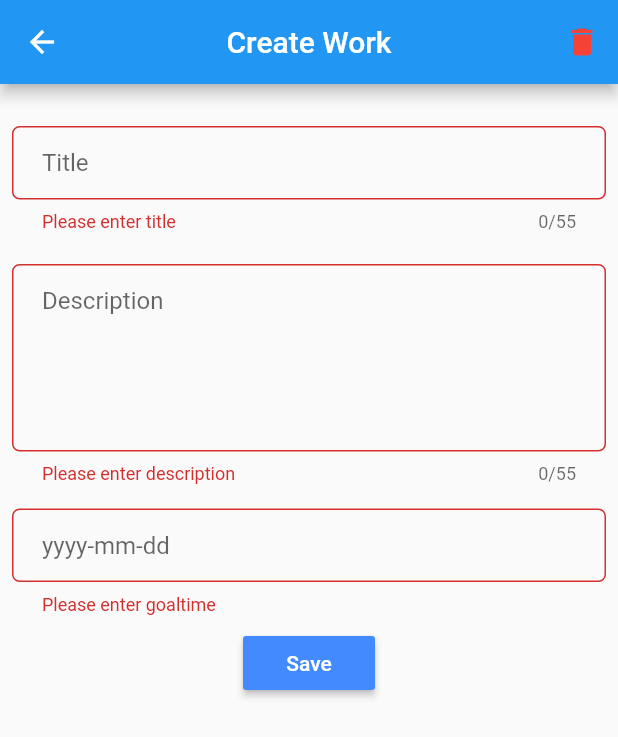
After one commit to sametakbal/taskmanager, a Flutter app: the WorkPage screen opened directly, after a tap on "Save", on a phone screen of 412 x 824 dp. The commit adds this screen. Shown: the top 737 px of the screen. Run offline on Flutter 3.47's test engine with Material 2 defaults, Android fonts, the light colour scheme and no system bars; our stand-ins replace jwt_decoder, shared_preferences, toast; accounts and stored records are empty; network calls fail.

Commit message:
create work

```diff
--- /dev/null
+++ b/mobileClient/lib/createOrUpdate.dart
@@ -0,0 +1,166 @@
+import 'dart:convert';
+import 'dart:io';
+
+import 'package:flutter/material.dart';
+import 'package:mobileClient/models/work.dart';
+import 'package:http/http.dart' as http;
+import 'package:shared_preferences/shared_preferences.dart';
+
+Future<void> saveWork(Work work) async {
+  SharedPreferences prefs = await SharedPreferences.getInstance();
+  String token = prefs.getString('token');
+  int id = prefs.getInt('id');
+  work.ownerId = id;
+   final http.Response response = await http.post('https://www.netlabsoft.com/api/works/add',
+      headers: {HttpHeaders.authorizationHeader: "Bearer $token" , 'Content-Type': 'application/json; charset=UTF-8'},
+      body: jsonEncode(<String,dynamic>{'title': work.title,'description': work.description,'goalTime':work.goalTime,'id':work.id,'ownerId':work.ownerId}));
+  debugPrint(jsonEncode(<String,dynamic>{'title': work.title,'description': work.description,'goalTime':work.goalTime,'id':work.id,'ownerId':work.ownerId}));
+  debugPrint(response.body);
+}
+
+Future<void> deleteWork(int id) async{
+  SharedPreferences prefs = await SharedPreferences.getInstance();
+  String token = prefs.getString('token');
+  final http.Response response = await http.delete('https://www.netlabsoft.com/api/works/delete/$id',
+  headers: {HttpHeaders.authorizationHeader: "Bearer $token"});
+  debugPrint(response.body+'----$id');
+}
+
+class WorkPage extends StatefulWidget {
+  final Work work;
+  WorkPage({this.work});
+  @override
+  _WorkPageState createState() => _WorkPageState(work: this.work);
+}
+
+class _WorkPageState extends State<WorkPage> {
+  Work work;
+  _WorkPageState({this.work});
+  final _formKey = GlobalKey<FormState>();
+  final titleController = TextEditingController();
+  final descController = TextEditingController();
+  final goaltimeController = TextEditingController();
+
+  @override
+  void initState() {
+    super.initState();
+    titleController.text = work.title;
+    descController.text = work.description;
+    goaltimeController.text = work.goalTime;
+  }
+
+  @override
+  void dispose() {
+    titleController.dispose();
+    descController.dispose();
+    super.dispose();
+  }
+
+  @override
+  Widget build(BuildContext context) {
+    final titleField = TextFormField(
+      controller: titleController,
+      maxLength: 55,
+      validator: (val) {
+        if (val.isEmpty) {
+          return 'Please enter title';
+        }
+        return null;
+      },
+      decoration: InputDecoration(
+          contentPadding: EdgeInsets.fromLTRB(20.0, 15.0, 20.0, 15.0),
+          hintText: "Title",
+          border: OutlineInputBorder(borderRadius: BorderRadius.circular(5.0))),
+    );
+    final descriptionField = TextFormField(
+      controller: descController,
+      maxLines: 5,
+      maxLength: 55,
+      keyboardType: TextInputType.multiline,
+      validator: (val) {
+        if (val.isEmpty) {
+          return 'Please enter description';
+        }
+        return null;
+      },
+      decoration: InputDecoration(
+          contentPadding: EdgeInsets.fromLTRB(20.0, 15.0, 20.0, 15.0),
+          hintText: "Description",
+          border: OutlineInputBorder(borderRadius: BorderRadius.circular(5.0))),
+    );
+
+    final goaltimeField = TextFormField(
+      controller: goaltimeController,
+      keyboardType: TextInputType.datetime,
+      validator: (val) {
+        if (val.isEmpty) {
+          return 'Please enter goaltime';
+        }
+        return null;
+      },
+      decoration: InputDecoration(
+          contentPadding: EdgeInsets.fromLTRB(20.0, 15.0, 20.0, 15.0),
+          hintText: "yyyy-mm-dd",
+          border: OutlineInputBorder(borderRadius: BorderRadius.circular(5.0))),
+    );
+    return Scaffold(
+      appBar: AppBar(
+        title: Text(work.id == 0 ? 'Create Work' : work.title),
+        centerTitle: true,
+        actions: <Widget>[
+          IconButton(
+              icon: Icon(Icons.delete, color: Colors.red,),
+              onPressed: () {
+                deleteWork(work.id).then((value) => Navigator.pop(context));
+              })
+        ],
+      ),
+      body: Form(
+        key: _formKey,
+        child: SingleChildScrollView(
+          child: Column(
+            crossAxisAlignment: CrossAxisAlignment.center,
+            mainAxisAlignment: MainAxisAlignment.start,
+            children: <Widget>[
+              SizedBox(
+                height: 20,
+              ),
+              Padding(
+                padding: const EdgeInsets.all(8.0),
+                child: titleField,
+              ),
+              SizedBox(
+                height: 5,
+              ),
+              Padding(
+                padding: const EdgeInsets.all(8.0),
+                child: descriptionField,
+              ),
+              Padding(
+                padding: const EdgeInsets.all(8.0),
+                child: goaltimeField,
+              ),
+              RaisedButton(
+                onPressed: () {
+                  if (_formKey.currentState.validate()) {
+                    saveWork(Work(
+                        title: titleController.text,
+                        description: descController.text,
+                        goalTime: goaltimeController.text)).then((value) => {
+                          Navigator.pop(context)
+                        });
+                  }
+                },
+                color: Colors.blueAccent,
+                child: Text(
+                  'Save',
+                  style: TextStyle(color: Colors.white),
+                ),
+              )
+            ],
+          ),
+        ),
+      ),
+    );
+  }
+}
--- a/mobileClient/lib/loginpage.dart
+++ b/mobileClient/lib/loginpage.dart
@@ -26,6 +26,8 @@ Future<void> login(
     Map<String, dynamic> decodedToken = JwtDecoder.decode(token);
     // Now you can use your decoded token
     prefs.setInt('id', int.parse(decodedToken['nameid']));
+    prefs.setString('name',decodedToken['unique_name']);
+    prefs.setString('surname', decodedToken['family_name']);
     prefs.setString('token', token);
     debugPrint(token);
     Navigator.pushReplacement(
--- a/mobileClient/lib/models/work.dart
+++ b/mobileClient/lib/models/work.dart
@@ -3,31 +3,25 @@ class Work {
   String description;
   bool isDone;
   String goalTime;
-  Null owner;
   int ownerId;
-  Null person;
-  Null personId;
+  int personId;
   int id;
 
   Work(
-      {this.title,
-      this.description,
-      this.isDone,
-      this.goalTime,
-      this.owner,
-      this.ownerId,
-      this.person,
-      this.personId,
-      this.id});
+      {this.title = '',
+      this.description = '',
+      this.isDone = false,
+      this.goalTime ='',
+      this.ownerId =0,
+      this.personId=0,
+      this.id=0});
 
   Work.fromJson(Map<String, dynamic> json) {
     title = json['title'];
     description = json['description'];
     isDone = json['isDone'];
     goalTime = json['goalTime'];
-    owner = json['owner'];
     ownerId = json['ownerId'];
-    person = json['person'];
     personId = json['personId'];
     id = json['id'];
   }
@@ -36,11 +30,8 @@ class Work {
     final Map<String, dynamic> data = new Map<String, dynamic>();
     data['title'] = this.title;
     data['description'] = this.description;
-    data['isDone'] = this.isDone;
     data['goalTime'] = this.goalTime;
-    data['owner'] = this.owner;
     data['ownerId'] = this.ownerId;
-    data['person'] = this.person;
     data['personId'] = this.personId;
     data['id'] = this.id;
     return data;
```
Also changed, not shown: mobileClient/lib/homepage.dart (+48 -7 lines), mobileClient/lib/models/user.dart (added, +36 -0 lines).
